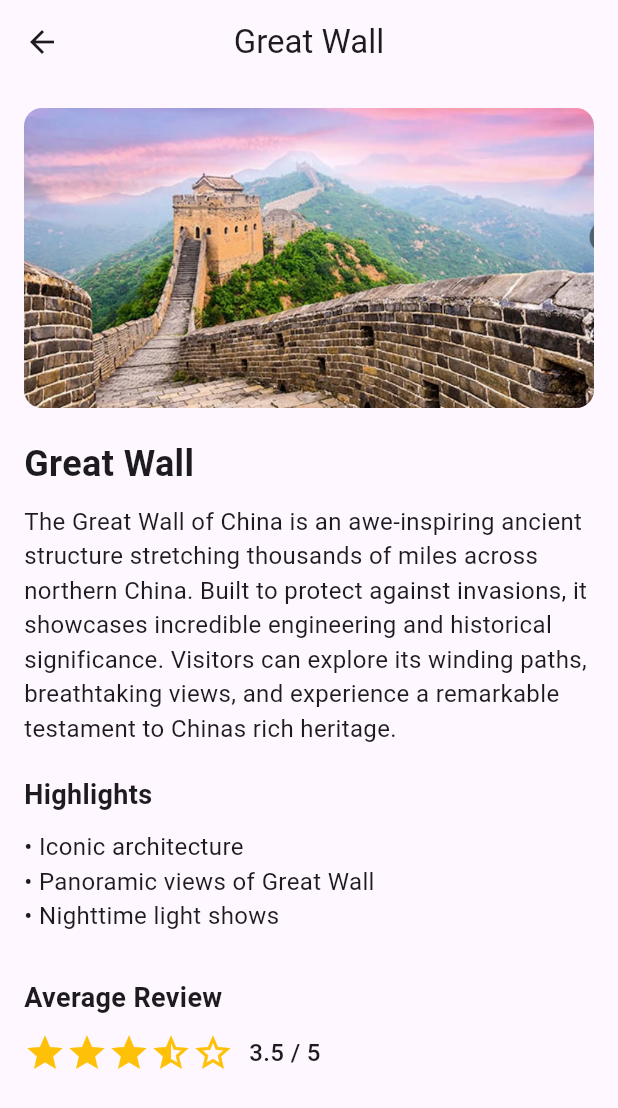
After one commit to Hasan7e/TravelBuddy, a Flutter app: the GreatWallPage screen opened by its route, on a phone screen of 412 x 824 dp. The commit adds this screen. Shown: the top 1108 px of the screen. Run offline on Flutter 3.47's test engine with Material 3 defaults, Android fonts, the phone set to English and light mode, and no system bars.

Commit message:
added rome and great wall pages as welll

```diff
--- a/lib/main.dart
+++ b/lib/main.dart
@@ -1,7 +1,9 @@
 import 'package:flutter/material.dart';
-import 'package:travelbuddy/pages/barcelona_page.dart';
-import 'package:travelbuddy/pages/chatbot_page.dart';
+import 'package:travelbuddy/pages/barcelona.dart';
+import 'package:travelbuddy/pages/chatbot.dart';
 import 'package:travelbuddy/pages/eiffel_tower.dart';
+import 'package:travelbuddy/pages/great_wall.dart';
+import 'package:travelbuddy/pages/rome.dart';
 
 void main() {
   runApp(TravelBuddyApp());
@@ -24,6 +26,10 @@ class TravelBuddyApp extends StatelessWidget {
 
         '/barcelona':
             (context) => const BarcelonaPage(), //route to Barcelona Page
+
+        '/rome': (context) => const RomePage(), // route to rome page
+
+        '/wall': (context) => const GreatWallPage(), // route to wall page
       },
     );
   }
@@ -200,6 +206,12 @@ Widget _buildFeaturedPlaces(BuildContext context) {
             } else if (placeName == 'Barcelona') {
               // code for Barcelona page
               Navigator.pushNamed(context, '/barcelona');
+            } else if (placeName == 'Rome') {
+              //go to rome page
+              Navigator.pushNamed(context, '/rome');
+            } else if (placeName == 'Great Wall') {
+              //go to great wall page
+              Navigator.pushNamed(context, '/wall');
             }
           },
           child: Container(
--- /dev/null
+++ b/lib/pages/great_wall.dart
@@ -0,0 +1,95 @@
+import 'package:flutter/material.dart';
+
+class GreatWallPage extends StatelessWidget {
+  const GreatWallPage({super.key});
+
+  @override
+  Widget build(BuildContext context) {
+    return Scaffold(
+      appBar: AppBar(title: const Text('Great Wall'), centerTitle: true),
+      body: SingleChildScrollView(
+        padding: const EdgeInsets.all(16.0),
+        child: Column(
+          crossAxisAlignment: CrossAxisAlignment.start,
+          children: [
+            // Eiffel Tower Image
+            ClipRRect(
+              borderRadius: BorderRadius.circular(12),
+              child: Image.asset(
+                'assets/images/great_wall.png',
+                width: double.infinity,
+                height: 200,
+                fit: BoxFit.cover,
+              ),
+            ),
+            const SizedBox(height: 20),
+
+            // Title
+            const Text(
+              'Great Wall',
+              style: TextStyle(fontSize: 24, fontWeight: FontWeight.bold),
+            ),
+            const SizedBox(height: 10),
+
+            // Description
+            const Text(
+              'The Great Wall of China is an awe-inspiring ancient structure stretching thousands of miles across northern China. Built to protect against invasions, it showcases incredible engineering and historical significance. Visitors can explore its winding paths, breathtaking views, and experience a remarkable testament to Chinas rich heritage.',
+              style: TextStyle(fontSize: 16),
+            ),
+            const SizedBox(height: 20),
+
+            // Features
+            const Text(
+              'Highlights',
+              style: TextStyle(fontSize: 18, fontWeight: FontWeight.w600),
+            ),
+            const SizedBox(height: 10),
+            const BulletPoint(text: 'Iconic architecture'),
+            const BulletPoint(text: 'Panoramic views of Great Wall'),
+            const BulletPoint(text: 'Nighttime light shows'),
+            const SizedBox(height: 30),
+
+            // ⭐️ Review Section
+            const Text(
+              'Average Review',
+              style: TextStyle(fontSize: 18, fontWeight: FontWeight.w600),
+            ),
+            const SizedBox(height: 10),
+            Row(
+              children: const [
+                Icon(Icons.star, color: Colors.amber, size: 28),
+                Icon(Icons.star, color: Colors.amber, size: 28),
+                Icon(Icons.star, color: Colors.amber, size: 28),
+                Icon(Icons.star_half, color: Colors.amber, size: 28),
+                Icon(Icons.star_border, color: Colors.amber, size: 28),
+                SizedBox(width: 10),
+                Text(
+                  "3.5 / 5",
+                  style: TextStyle(fontSize: 16, fontWeight: FontWeight.w500),
+                ),
+              ],
+            ),
+            const SizedBox(height: 40),
+          ],
+        ),
+      ),
+    );
+  }
+}
+
+// 🔸 Helper widget for bullet points
+class BulletPoint extends StatelessWidget {
+  final String text;
+  const BulletPoint({required this.text});
+
+  @override
+  Widget build(BuildContext context) {
+    return Row(
+      crossAxisAlignment: CrossAxisAlignment.start,
+      children: [
+        const Text("• ", style: TextStyle(fontSize: 16)),
+        Expanded(child: Text(text, style: const TextStyle(fontSize: 16))),
+      ],
+    );
+  }
+}
```
Also changed, not shown: lib/pages/rome.dart (added, +95 -0 lines), lib/pages/barcelona.dart (renamed from lib/pages/barcelona_page.dart), lib/pages/chatbot.dart (renamed from lib/pages/chatbot_page.dart).
